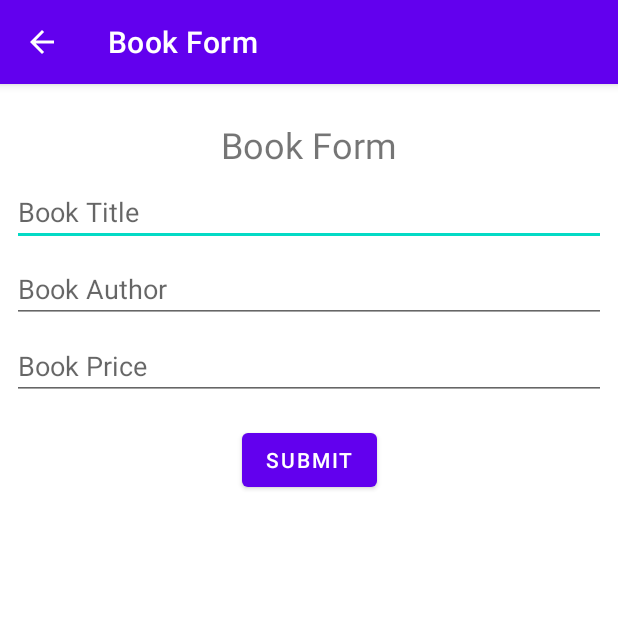
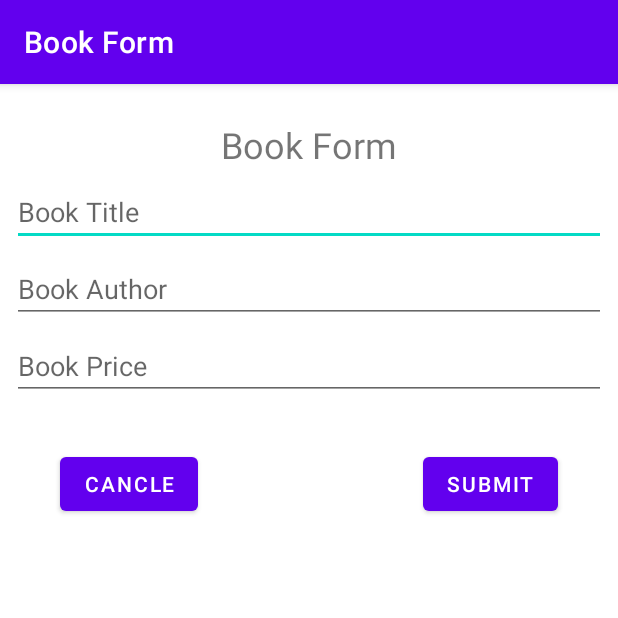
Before and after one commit to fenilbabariya/BooksManagementCRUD, an Android app: the BookForm screen opened directly, with no data from a screen before it, on a phone screen of 412 x 824 dp, the top half of it. Run offline under Robolectric (Android 15) with nearby library versions, the phone set to English and light mode, and no system bars.

```diff
--- a/app/src/main/AndroidManifest.xml
+++ b/app/src/main/AndroidManifest.xml
@@ -9,7 +9,7 @@
         android:roundIcon="@mipmap/ic_launcher_round"
         android:supportsRtl="true"
         android:theme="@style/Theme.BooksManagementCRUD">
-        <activity android:name=".BookForm" android:label="Book Form" android:parentActivityName=".MainActivity"/>
+        <activity android:name=".BookForm" android:label="Book Form" />
         <activity android:name=".MainActivity">
             <intent-filter>
                 <action android:name="android.intent.action.MAIN" />
--- a/app/src/main/java/com/rku_21soeca21002/booksmanagementcrud/BookForm.java
+++ b/app/src/main/java/com/rku_21soeca21002/booksmanagementcrud/BookForm.java
@@ -55,4 +55,9 @@ public class BookForm extends AppCompatActivity {
         startActivity(new Intent(BookForm.this,MainActivity.class));
         finish();
     }
+
+    public void btnCancle(View view) {
+        startActivity(new Intent(BookForm.this,MainActivity.class));
+        finish();
+    }
 }
--- a/app/src/main/java/com/rku_21soeca21002/booksmanagementcrud/BooksAdapter.java
+++ b/app/src/main/java/com/rku_21soeca21002/booksmanagementcrud/BooksAdapter.java
@@ -1,5 +1,6 @@
 package com.rku_21soeca21002.booksmanagementcrud;
 
+import android.app.Activity;
 import android.app.AlertDialog;
 import android.content.ContentValues;
 import android.content.Context;
@@ -59,6 +60,7 @@ public class BooksAdapter extends RecyclerView.Adapter<BooksAdapter.BooksViewHol
                 intent.putExtra("price",price);
                 intent.putExtra("author",author);
                 context.startActivity(intent);
+                ((Activity)context).finish();
             }
         });
 
@@ -76,6 +78,7 @@ public class BooksAdapter extends RecyclerView.Adapter<BooksAdapter.BooksViewHol
                                 db.delete(DBHelper.DB_TABLE,"id=?",new String[]{""+id});
                                 Toast.makeText(context,"Deleted",Toast.LENGTH_SHORT).show();
                                 context.startActivity(new Intent(context,context.getClass()));
+                                ((Activity)context).finish();
                             }
                         })
                         .setNegativeButton("No", new DialogInterface.OnClickListener() {
--- a/app/src/main/res/layout/activity_book_form.xml
+++ b/app/src/main/res/layout/activity_book_form.xml
@@ -56,12 +56,23 @@
 
     <Button
         android:id="@+id/btnSubmit"
+        android:layout_width="0dp"
+        android:layout_height="wrap_content"
+        android:layout_marginTop="32dp"
+        android:layout_marginEnd="32dp"
+        android:onClick="btnSubmit"
+        android:text="Submit"
+        app:layout_constraintEnd_toEndOf="parent"
+        app:layout_constraintTop_toBottomOf="@+id/edtPrice" />
+
+    <Button
+        android:id="@+id/btnCancle"
         android:layout_width="wrap_content"
         android:layout_height="wrap_content"
-        android:layout_marginTop="16dp"
-        android:text="Submit"
-        android:onClick="btnSubmit"
-        app:layout_constraintEnd_toEndOf="parent"
+        android:layout_marginStart="32dp"
+        android:layout_marginTop="32dp"
+        android:onClick="btnCancle"
+        android:text="Cancle"
         app:layout_constraintStart_toStartOf="parent"
         app:layout_constraintTop_toBottomOf="@+id/edtPrice" />
 
```
